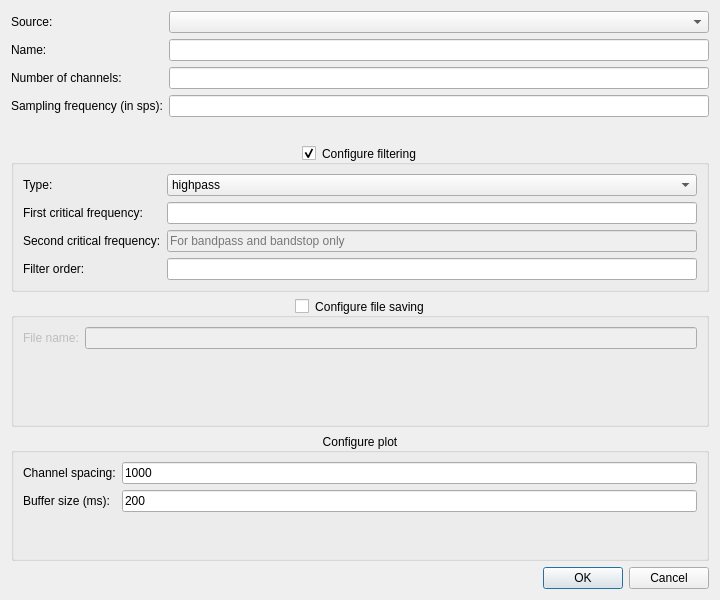
Above: designer/add_signal_dialog.ui from pulp-bio/biogui before the change. Below: the same form after it.
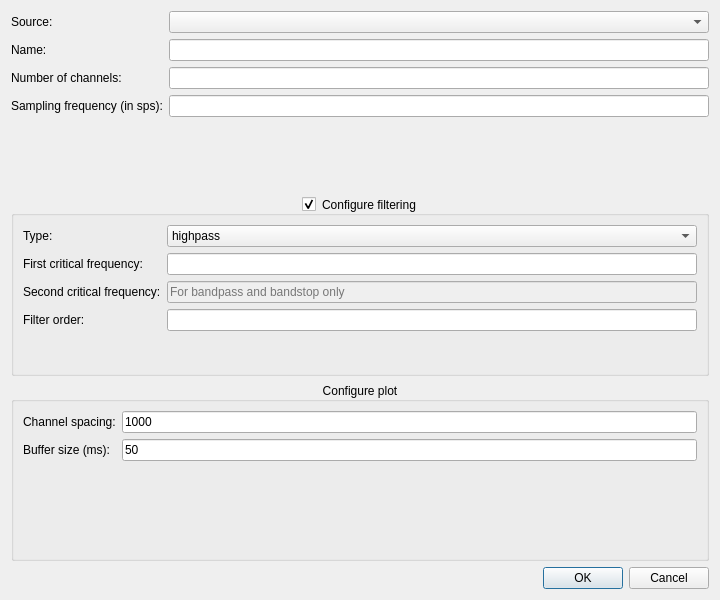
That is the form after the change.

Patch:
```diff
--- a/designer/add_signal_dialog.ui
+++ b/designer/add_signal_dialog.ui
@@ -19,7 +19,7 @@
   <property name="modal">
    <bool>false</bool>
   </property>
-  <layout class="QVBoxLayout" name="verticalLayout" stretch="0,0,0,0,0">
+  <layout class="QVBoxLayout" name="verticalLayout" stretch="0,0,0,0">
    <item>
     <layout class="QFormLayout" name="formLayout">
      <item row="0" column="0">
@@ -191,34 +191,6 @@
      </layout>
     </widget>
    </item>
-   <item>
-    <widget class="QGroupBox" name="groupBox">
-     <property name="title">
-      <string>Configure file saving</string>
-     </property>
-     <property name="alignment">
-      <set>Qt::AlignCenter</set>
-     </property>
-     <property name="checkable">
-      <bool>true</bool>
-     </property>
-     <property name="checked">
-      <bool>false</bool>
-     </property>
-     <layout class="QFormLayout" name="formLayout_3">
-      <item row="0" column="0">
-       <widget class="QLabel" name="label9">
-        <property name="text">
-         <string>File name:</string>
-        </property>
-       </widget>
-      </item>
-      <item row="0" column="1">
-       <widget class="QLineEdit" name="fileNameTextField"/>
-      </item>
-     </layout>
-    </widget>
-   </item>
    <item>
     <widget class="QGroupBox" name="chSpacingGroupBox">
      <property name="toolTip">
@@ -267,7 +239,7 @@
       <item row="1" column="1">
        <widget class="QLineEdit" name="bufferSizeTextField">
         <property name="text">
-         <string>200</string>
+         <string>50</string>
         </property>
         <property name="placeholderText">
          <string/>
```
